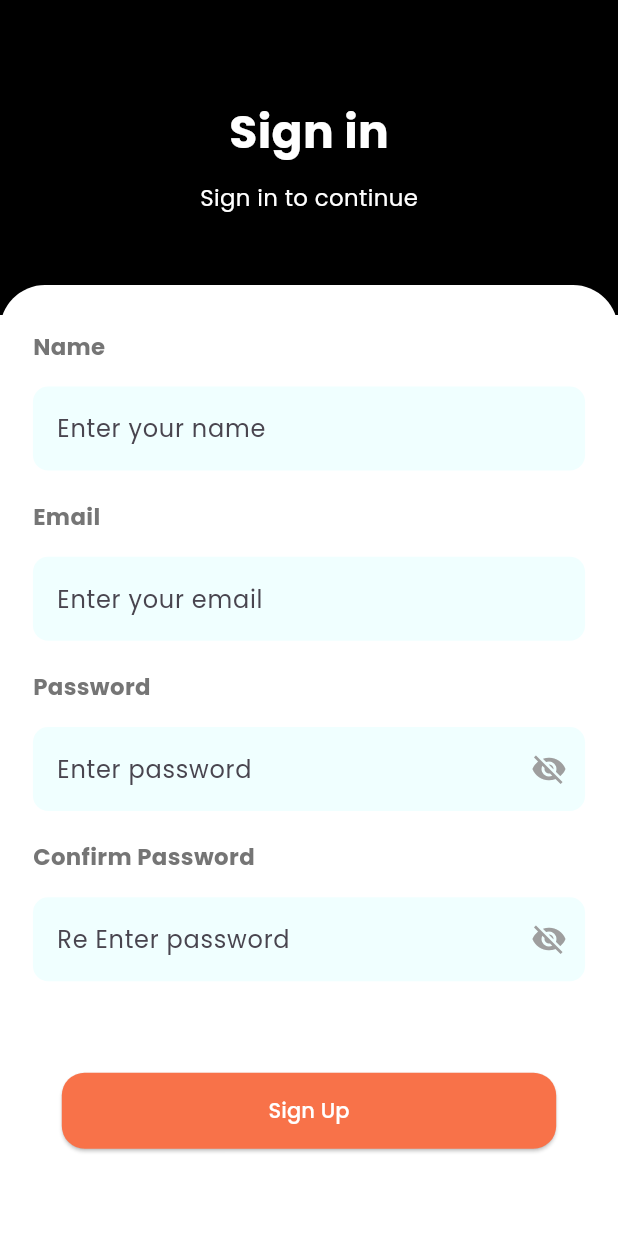
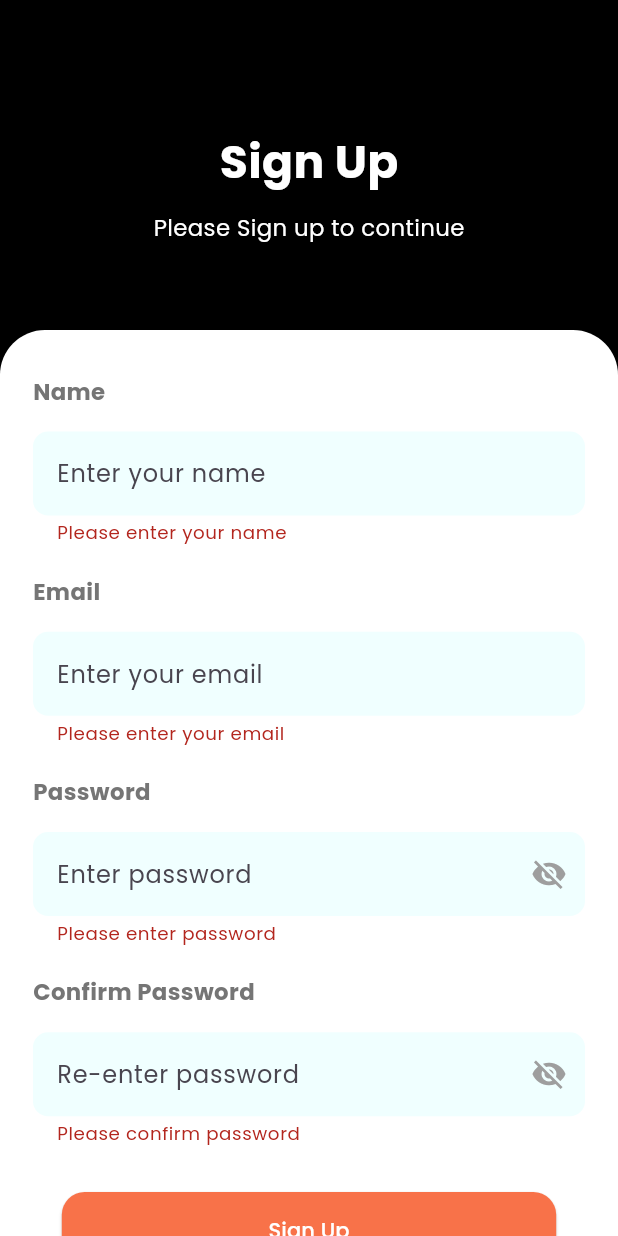
Before and after one commit to Hisamat7/MHMart, a Flutter app: the SignUp screen opened directly, after a tap on "Sign Up", on a phone screen of 412 x 824 dp. Run offline on Flutter 3.47's test engine with Material 3 defaults, Android fonts, the phone set to English and light mode, and no system bars; our stand-ins replace flutter_screenutil.

```diff
--- a/lib/Src/const/AppImages.dart
+++ b/lib/Src/const/AppImages.dart
@@ -4,4 +4,7 @@ class AppImages {
   static const String illustion = "asset/image/Ellipse 1006.png";
   static const String  onBoradingImage = "asset/image/Illustartion.png";
   static const String onBoradingImageTwo = "asset/image/Illustrationtwo.png";
+  static const String googleLogo = "asset/image/google-icon 1.png";
+  static const String facebookLogo = "asset/image/facebook-3 1.png";
+  static const String appleLogo = "asset/image/icon_apple.png";
 }
--- a/lib/Src/modules/auth_module/views/SignUp.dart
+++ b/lib/Src/modules/auth_module/views/SignUp.dart
@@ -1,6 +1,7 @@
 import 'package:flutter/material.dart';
 import 'package:flutter_screenutil/flutter_screenutil.dart';
 import 'package:mhmart/Src/const/AppButton.dart';
+import 'package:mhmart/Src/modules/auth_module/views/SignIn.dart';
 
 class SignUp extends StatefulWidget {
   const SignUp({super.key});
@@ -9,10 +10,17 @@ class SignUp extends StatefulWidget {
   State<SignUp> createState() => _SignUpState();
 }
 
+class _SignUpState extends State<SignUp> {
+  final _formKey = GlobalKey<FormState>();
+  bool passwordVisible = false;
+  bool confirmPasswordVisible = false;
+  TextEditingController emailController = TextEditingController();
+  TextEditingController passwordController = TextEditingController();
+  TextEditingController confirmController = TextEditingController();
+  TextEditingController nameController = TextEditingController();
 
-class _SignUpState extends State<SignUp> {
   Widget textWidget(String text) {
-    return  Align(
+    return Align(
       alignment: Alignment.topLeft,
       child: Text(
         text,
@@ -24,12 +32,57 @@ class _SignUpState extends State<SignUp> {
       ),
     );
   }
-  bool passwordVisible = false;
+
+  String? validateName(String? value) {
+    if (value == null || value.isEmpty) {
+      return 'Please enter your name';
+    }
+    return null;
+  }
+
+  String? validateEmail(String? value) {
+    if (value == null || value.isEmpty) {
+      return 'Please enter your email';
+    }
+    if (!RegExp(r'^[\w-\.]+@([\w-]+\.)+[\w-]{2,4}$').hasMatch(value)) {
+      return 'Please enter a valid email';
+    }
+    return null;
+  }
+
+  String? validatePassword(String? value) {
+    if (value == null || value.isEmpty) {
+      return 'Please enter password';
+    }
+    if (value.length < 6) {
+      return 'Password must be at least 6 characters';
+    }
+    return null;
+  }
+
+  String? validateConfirmPassword(String? value) {
+    if (value == null || value.isEmpty) {
+      return 'Please confirm password';
+    }
+    if (value != passwordController.text) {
+      return 'Passwords do not match';
+    }
+    return null;
+  }
+
+  void _submitForm() {
+    if (_formKey.currentState!.validate()) {
+      // Form is valid, proceed with sign up
+      Navigator.push(
+        context,
+        MaterialPageRoute(builder: (context) => SignIn()),
+      );
+    }
+  }
+
   @override
   Widget build(BuildContext context) {
-
     return Scaffold(
-
       body: Stack(
         children: [
           Positioned(
@@ -37,34 +90,35 @@ class _SignUpState extends State<SignUp> {
             left: 0,
             right: 0,
             child: Container(
-              height: 210,
+              height: 250,
               width: double.infinity,
               color: Colors.black,
               child: Column(
                 mainAxisAlignment: MainAxisAlignment.center,
                 children: [
                   Text(
-                      "Sign in",
-                      style:
-                          TextStyle(fontSize: 30.sp, fontWeight: FontWeight.bold,color: Colors.white),
+                    "Sign Up",
+                    style: TextStyle(
+                      fontSize: 30.sp,
+                      fontWeight: FontWeight.bold,
+                      color: Colors.white,
                     ),
-                    SizedBox(
-                      height: 10.h,
                   ),
+                  SizedBox(height: 10.h),
                   Text(
-                      "Sign in to continue",
-                      style:
-                          TextStyle(fontSize: 15.sp, fontWeight: FontWeight.normal,color: Colors.white),
+                    "Please Sign up to continue",
+                    style: TextStyle(
+                      fontSize: 15.sp,
+                      fontWeight: FontWeight.normal,
+                      color: Colors.white,
+                    ),
                   ),
                 ],
               ),
-
             ),
           ),
-          // Main container
           Positioned(
-            top:
-                190, // Adjust this value to position the container below the "Sign in" text
+            top: 220,
             left: 0,
             right: 0,
             bottom: 0,
@@ -79,70 +133,52 @@ class _SignUpState extends State<SignUp> {
                 decoration: BoxDecoration(
                   color: Colors.white,
                 ),
+                child: SingleChildScrollView(
+                  child: Form(
+                    key: _formKey,
                     child: Column(
                       children: [
                         SizedBox(height: 30.h),
                         textWidget("Name"),
                         SizedBox(height: 15.h),
                         TextFormField(
+                          controller: nameController,
+                          validator: validateName,
                           decoration: InputDecoration(
-                      fillColor:const Color.fromARGB(255, 240, 255, 255),
+                            fillColor: const Color.fromARGB(255, 240, 255, 255),
                             filled: true,
                             border: OutlineInputBorder(
                               borderRadius: BorderRadius.circular(10.r),
                               borderSide: BorderSide.none,
                             ),
                             hintText: "Enter your name",
+                            errorStyle: TextStyle(fontSize: 12.sp),
                           ),
                         ),
                         SizedBox(height: 20.h),
                         textWidget("Email"),
                         SizedBox(height: 15.h),
                         TextFormField(
+                          controller: emailController,
+                          validator: validateEmail,
+                          keyboardType: TextInputType.emailAddress,
                           decoration: InputDecoration(
-                      fillColor:const Color.fromARGB(255, 240, 255, 255),
+                            fillColor: const Color.fromARGB(255, 240, 255, 255),
                             filled: true,
                             border: OutlineInputBorder(
                               borderRadius: BorderRadius.circular(10.r),
                               borderSide: BorderSide.none,
                             ),
                             hintText: "Enter your email",
+                            errorStyle: TextStyle(fontSize: 12.sp),
                           ),
                         ),
                         SizedBox(height: 20.h),
                         textWidget("Password"),
                         SizedBox(height: 15.h),
                         TextFormField(
-                    obscureText: !passwordVisible,
-                    obscuringCharacter: "*",
-
-                    decoration: InputDecoration(
-                      suffixIcon: IconButton(
-                        icon: Icon(
-                          passwordVisible
-                              ? Icons.visibility
-                              : Icons.visibility_off,
-                          color: Colors.grey,
-                        ),
-                        onPressed: () {
-                          setState(() {
-                            passwordVisible = !passwordVisible;
-                          });
-                        },
-                      ),
-                      fillColor: const Color.fromARGB(255, 240, 255, 255),
-                      filled: true,
-                      border: OutlineInputBorder(
-                        borderRadius: BorderRadius.circular(10.r),
-                        borderSide: BorderSide.none,
-                      ),
-                      hintText: "Enter password",
-                    ),
-                  ),
-                  SizedBox(height: 20.h),
-                  textWidget("Confirm Password"),
-                  SizedBox(height: 15.h),
-                  TextFormField(
+                          controller: passwordController,
+                          validator: validatePassword,
                           obscureText: !passwordVisible,
                           obscuringCharacter: "*",
                           decoration: InputDecoration(
@@ -165,12 +201,73 @@ class _SignUpState extends State<SignUp> {
                               borderRadius: BorderRadius.circular(10.r),
                               borderSide: BorderSide.none,
                             ),
-                      hintText: "Re Enter password",
+                            hintText: "Enter password",
+                            errorStyle: TextStyle(fontSize: 12.sp),
                           ),
                         ),
-                  SizedBox(height: 60.h),
-                  AppButton(text: "Sign Up", onPressed: (){},),
-                 ]
+                        SizedBox(height: 20.h),
+                        textWidget("Confirm Password"),
+                        SizedBox(height: 15.h),
+                        TextFormField(
+                          controller: confirmController,
+                          validator: validateConfirmPassword,
+                          obscureText: !confirmPasswordVisible,
+                          obscuringCharacter: "*",
+                          decoration: InputDecoration(
+                            suffixIcon: IconButton(
+                              icon: Icon(
+                                confirmPasswordVisible
+                                    ? Icons.visibility
+                                    : Icons.visibility_off,
+                                color: Colors.grey,
+                              ),
+                              onPressed: () {
+                                setState(() {
+                                  confirmPasswordVisible = !confirmPasswordVisible;
+                                });
+                              },
+                            ),
+                            fillColor: const Color.fromARGB(255, 240, 255, 255),
+                            filled: true,
+                            border: OutlineInputBorder(
+                              borderRadius: BorderRadius.circular(10.r),
+                              borderSide: BorderSide.none,
+                            ),
+                            hintText: "Re-enter password",
+                            errorStyle: TextStyle(fontSize: 12.sp),
+                          ),
+                        ),
+                        SizedBox(height: 30.h),
+                        AppButton(
+                          text: "Sign Up",
+                          onPressed: _submitForm,
+                        ),
+                        SizedBox(height: 20.h),
+                        Row(
+                          mainAxisAlignment: MainAxisAlignment.center,
+                          children: [
+                            Text("Already have an account?"),
+                            SizedBox(width: 8.w),
+                            GestureDetector(
+                              onTap: () {
+                                Navigator.push(
+                                  context,
+                                  MaterialPageRoute(builder: (context) => SignIn()),
+                                );
+                              },
+                              child: Text(
+                                "Sign In",
+                                style: TextStyle(
+                                  fontWeight: FontWeight.bold,
+                                  color: Colors.orangeAccent,
+                                ),
+                              ),
+                            ),
+                          ],
+                        ),
+                      ],
+                    ),
+                  ),
                 ),
               ),
             ),
```
Also changed, not shown: lib/Src/modules/auth_module/views/SignIn.dart (added, +181 -0 lines), asset/image/facebook-3 1.png (added), asset/image/google-icon 1.png (added), asset/image/icon_apple.png (added). Lines whose indentation alone changed are shown as unchanged.
